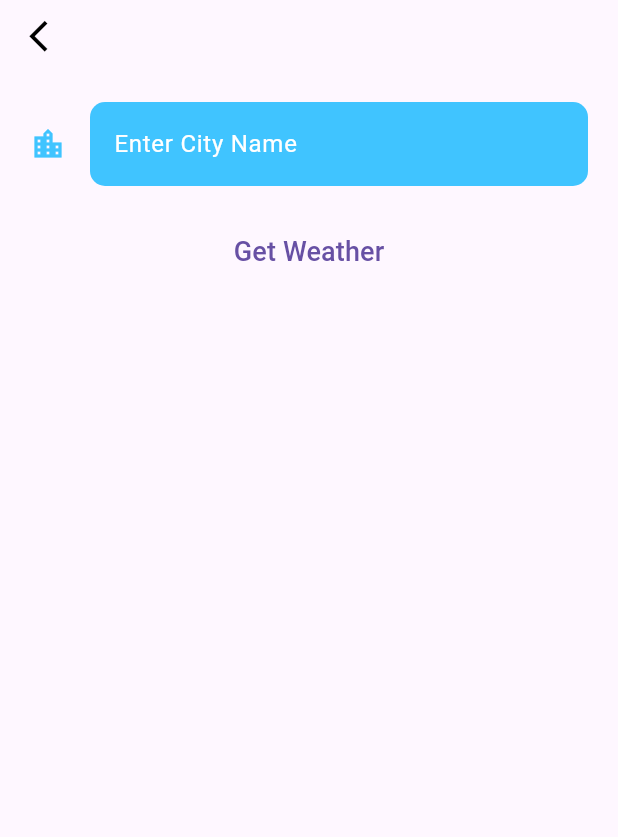
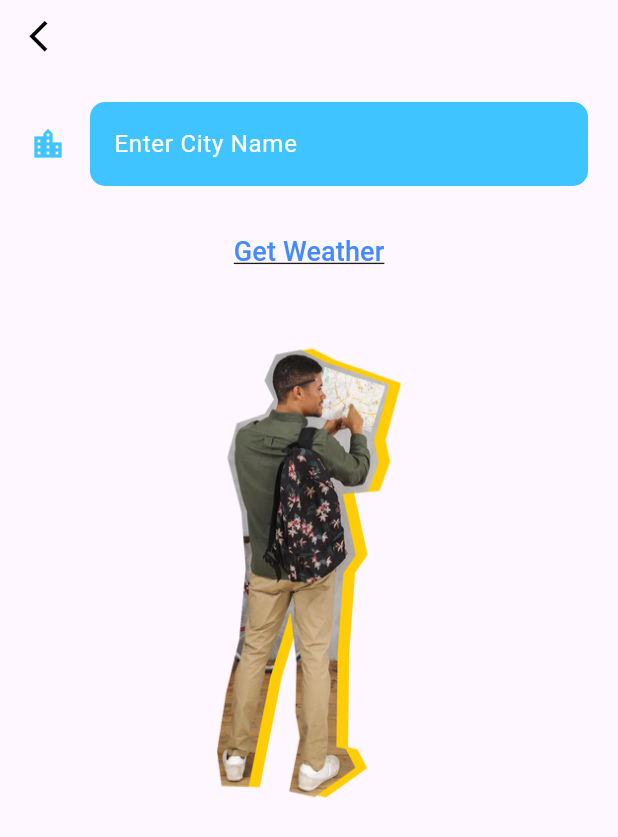
Before and after one commit to shrutiiiiin/Clima-weather-app, a Flutter app: the LocationScreen screen opened directly, after a tap on the "location city" icon, on a phone screen of 412 x 824 dp. Shown: the top 837 px of the screen. Run offline on Flutter 3.47's test engine with Material 3 defaults, Android fonts, the phone set to English and light mode, and no system bars; our stand-ins replace flutter_spinkit, geolocator; Roboto replaces fonts that are missing (Spartan MB).

Commit message:
ui updated

```diff
--- a/lib/screens/city_screen.dart
+++ b/lib/screens/city_screen.dart
@@ -11,7 +11,8 @@ class _CityScreenState extends State<CityScreen> {
   @override
   Widget build(BuildContext context) {
     return Scaffold(
-      body: SafeArea(
+      body: SingleChildScrollView(
+        child: SafeArea(
             child: Column(
               children: <Widget>[
                 Align(
@@ -44,10 +45,19 @@ class _CityScreenState extends State<CityScreen> {
                   },
                   child: Text(
                     'Get Weather',
-                  style: kButtonTextStyle,
+                    style: kButtonTextStyle.copyWith(
+                      decoration: TextDecoration.underline
                     ),
                   ),
+                ),
+                SizedBox(height: 40,),
+                Image(
+                  image: AssetImage('images/man with a map.png'),
+                  height: 300, // Set the height to 200 pixels
+                  width: 350, // Set the width to 200 pixels
+                ),
               ],
+            ),
           ),
       ),
     );
--- a/lib/screens/location_screen.dart
+++ b/lib/screens/location_screen.dart
@@ -98,26 +98,32 @@ class _LocationScreenState extends State<LocationScreen> {
                   Padding(
                     padding: const EdgeInsets.all(20.0),
                     child: Container(
+
                       height: 190,
                       width: 300,
+                      decoration: BoxDecoration(
+                        color:Color(0xFF69A0FD),
+                        borderRadius: BorderRadius.circular(15), // Set the border radius
+                      ),
+
                       child: Row(
                         mainAxisAlignment: MainAxisAlignment.spaceBetween,
                         children: [
                           Padding(
-                            padding: const EdgeInsets.only(top: 30),
+                            padding: const EdgeInsets.only(top: 30,left: 5,right: 5),
                             child: Container(
                               width: 150, // Set the desired width for the text
                               height: 190,
                               child: Text(
                                 "$weatherMessage in $cityName",
-                                style: TextStyle(fontSize: 34, fontFamily: 'Spartan MB'),
+                                style: TextStyle(fontSize: 32, fontFamily: 'Spartan MB',color: Colors.white),
                               ),
                              ),
                           ),
                           Image.asset(
                             imagePath,
-                            height: 150,
-                            width: 150,
+                            height: 130,
+                            width: 130,
                           ),
                         ],
                       ),
@@ -129,10 +135,10 @@ class _LocationScreenState extends State<LocationScreen> {
             Container(
               height: 150,
               width: 300,
-              decoration: BoxDecoration(
-                color:Color(0xFF69A0FD),
-                borderRadius: BorderRadius.circular(10),
-              ),
+              // decoration: BoxDecoration(
+              //   color:Color(0xFF69A0FD),
+              //   borderRadius: BorderRadius.circular(10),
+              // ),
               child: Row(
                 mainAxisAlignment: MainAxisAlignment.spaceEvenly,
                 children: [
--- a/lib/utilities/constants.dart
+++ b/lib/utilities/constants.dart
@@ -13,6 +13,7 @@ const kMessageTextStyle = TextStyle(
 const kButtonTextStyle = TextStyle(
   fontSize: 18.0,
   fontFamily: 'Spartan MB',
+  color: Colors.blueAccent,
 );
 
 const kConditionTextStyle = TextStyle(
```
Also changed, not shown: images/man with a map.png (added). Lines whose indentation alone changed are shown as unchanged.
